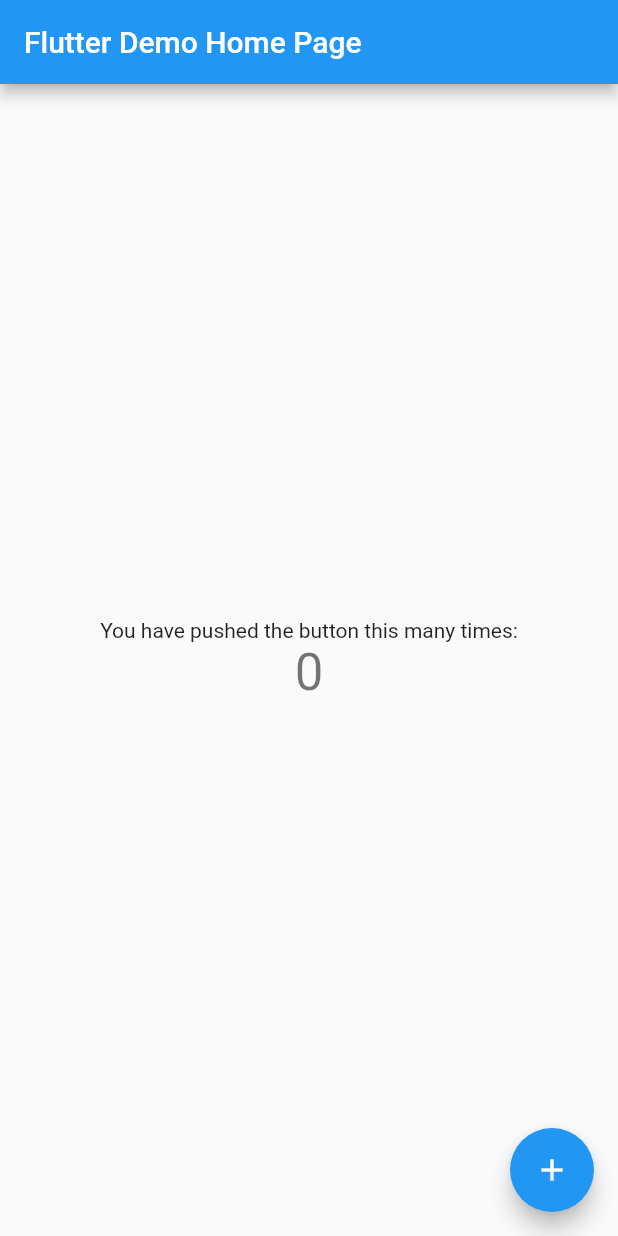
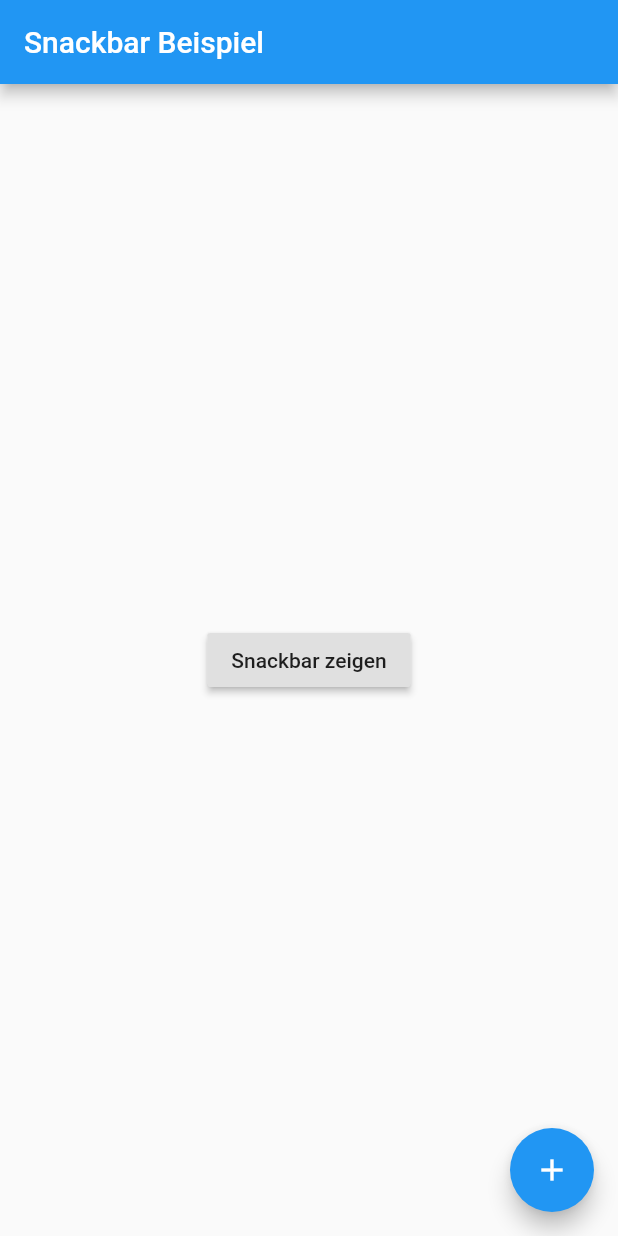
Before and after one commit to coodoo-io/flutter-snackbar, a Flutter app: the screen it shows after launch, on a phone screen of 412 x 824 dp. Run offline on Flutter 3.47's test engine with Material 2 defaults, Android fonts, the phone set to English and light mode, and no system bars.

Commit message:
added snackbar

```diff
--- a/lib/main.dart
+++ b/lib/main.dart
@@ -3,40 +3,20 @@ import 'package:flutter/material.dart';
 void main() => runApp(MyApp());
 
 class MyApp extends StatelessWidget {
-  // This widget is the root of your application.
   @override
   Widget build(BuildContext context) {
     return MaterialApp(
       title: 'Flutter Demo',
       theme: ThemeData(
-        // This is the theme of your application.
-        //
-        // Try running your application with "flutter run". You'll see the
-        // application has a blue toolbar. Then, without quitting the app, try
-        // changing the primarySwatch below to Colors.green and then invoke
-        // "hot reload" (press "r" in the console where you ran "flutter run",
-        // or simply save your changes to "hot reload" in a Flutter IDE).
-        // Notice that the counter didn't reset back to zero; the application
-        // is not restarted.
         primarySwatch: Colors.blue,
       ),
-      home: MyHomePage(title: 'Flutter Demo Home Page'),
+      home: MyHomePage(title: 'Snackbar Beispiel'),
     );
   }
 }
 
 class MyHomePage extends StatefulWidget {
   MyHomePage({Key key, this.title}) : super(key: key);
-
-  // This widget is the home page of your application. It is stateful, meaning
-  // that it has a State object (defined below) that contains fields that affect
-  // how it looks.
-
-  // This class is the configuration for the state. It holds the values (in this
-  // case the title) provided by the parent (in this case the App widget) and
-  // used by the build method of the State. Fields in a Widget subclass are
-  // always marked "final".
-
   final String title;
 
   @override
@@ -48,64 +28,56 @@ class _MyHomePageState extends State<MyHomePage> {
 
   void _incrementCounter() {
     setState(() {
-      // This call to setState tells the Flutter framework that something has
-      // changed in this State, which causes it to rerun the build method below
-      // so that the display can reflect the updated values. If we changed
-      // _counter without calling setState(), then the build method would not be
-      // called again, and so nothing would appear to happen.
       _counter++;
     });
   }
 
   @override
   Widget build(BuildContext context) {
-    // This method is rerun every time setState is called, for instance as done
-    // by the _incrementCounter method above.
-    //
-    // The Flutter framework has been optimized to make rerunning build methods
-    // fast, so that you can just rebuild anything that needs updating rather
-    // than having to individually change instances of widgets.
     return Scaffold(
       appBar: AppBar(
-        // Here we take the value from the MyHomePage object that was created by
-        // the App.build method, and use it to set our appbar title.
         title: Text(widget.title),
       ),
-      body: Center(
-        // Center is a layout widget. It takes a single child and positions it
-        // in the middle of the parent.
+      body: Builder(
+        builder: (BuildContext context) {
+          return Center(
             child: Column(
-          // Column is also layout widget. It takes a list of children and
-          // arranges them vertically. By default, it sizes itself to fit its
-          // children horizontally, and tries to be as tall as its parent.
-          //
-          // Invoke "debug painting" (press "p" in the console, choose the
-          // "Toggle Debug Paint" action from the Flutter Inspector in Android
-          // Studio, or the "Toggle Debug Paint" command in Visual Studio Code)
-          // to see the wireframe for each widget.
-          //
-          // Column has various properties to control how it sizes itself and
-          // how it positions its children. Here we use mainAxisAlignment to
-          // center the children vertically; the main axis here is the vertical
-          // axis because Columns are vertical (the cross axis would be
-          // horizontal).
               mainAxisAlignment: MainAxisAlignment.center,
               children: <Widget>[
-            Text(
-              'You have pushed the button this many times:',
+                RaisedButton(
+                  child: Text('Snackbar zeigen'),
+                  onPressed: () {
+                    final snackBar = SnackBar(
+                      content: Text('Eine Beispiel Snackbar'),
+                      elevation: 0.0,
+                      backgroundColor: Colors.purple,
+                      behavior: SnackBarBehavior.floating,
+                      shape: RoundedRectangleBorder(
+                        borderRadius: BorderRadius.all(Radius.circular(10.0)),
                       ),
-            Text(
-              '$_counter',
-              style: Theme.of(context).textTheme.display1,
+                      action: SnackBarAction(
+                        label: 'Rückgängig',
+                        onPressed: () {
+                          Scaffold.of(context).hideCurrentSnackBar();
+                          Scaffold.of(context).showSnackBar(SnackBar(
+                            content: Text('Rückgängig gemacht'),
+                          ));
+                        },
                       ),
+                    );
+                    Scaffold.of(context).showSnackBar(snackBar);
+                  },
+                )
               ],
             ),
+          );
+        },
       ),
       floatingActionButton: FloatingActionButton(
         onPressed: _incrementCounter,
         tooltip: 'Increment',
         child: Icon(Icons.add),
-      ), // This trailing comma makes auto-formatting nicer for build methods.
+      ),
     );
   }
 }
```
Lines whose indentation alone changed are shown as unchanged.
